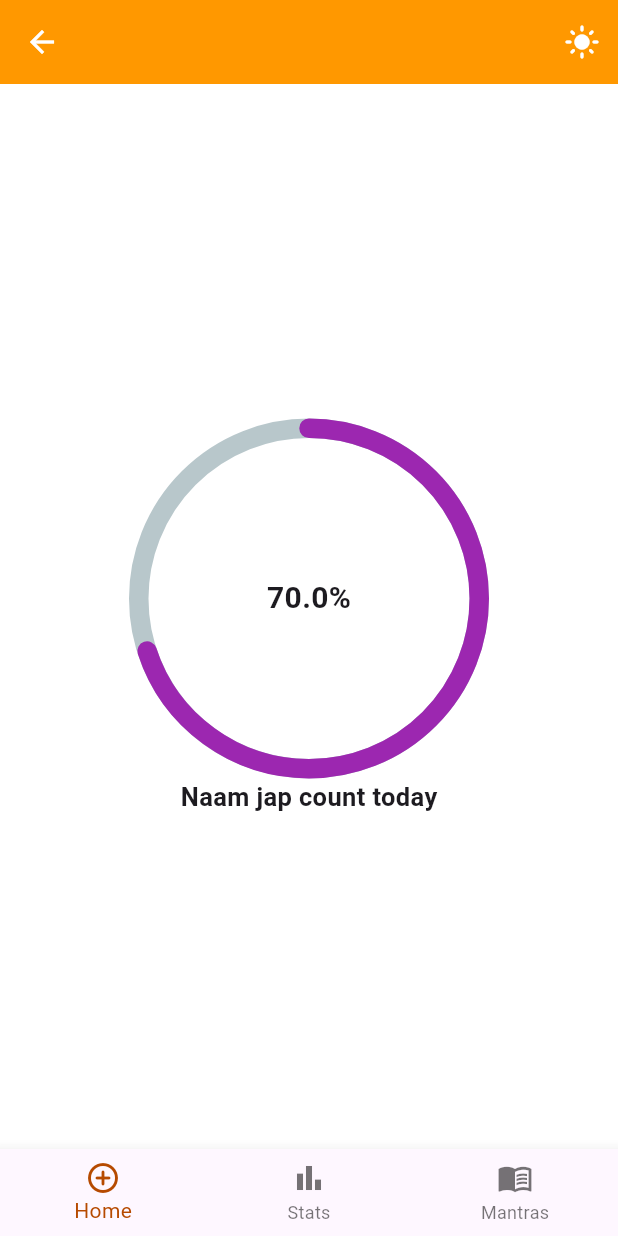
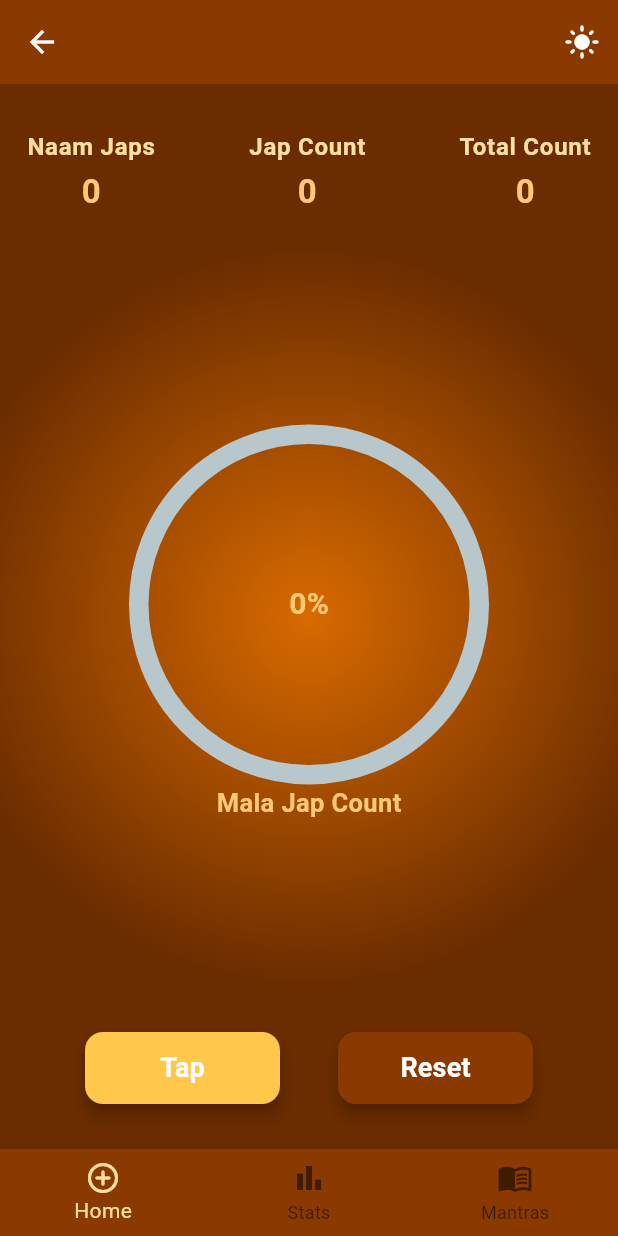
Before and after one commit to SubhajitRuiDas/Naam_Jap_Counter_App, a Flutter app: the RootScreen screen opened by its route, on a phone screen of 412 x 824 dp. Run offline on Flutter 3.47's test engine with Material 3 defaults, Android fonts, the phone set to English and light mode, and no system bars; drawn by our look-alikes of percent_indicator.

Commit message:
home screen complete totally

```diff
--- a/lib/utils/app_theme.dart
+++ b/lib/utils/app_theme.dart
@@ -1,4 +1,5 @@
 import 'package:flutter/material.dart';
+import 'package:naam_jap_counter_app/utils/constants.dart';
 
 class AppTheme {
   static ThemeData lightTheme = ThemeData(
@@ -6,9 +7,12 @@ class AppTheme {
     primaryColor: const Color(0xFFFF9800),
     scaffoldBackgroundColor: Colors.white,
     appBarTheme: const AppBarTheme(
-      backgroundColor: Color(0xFFFF9800),
+      backgroundColor: malaLightBrown,
       foregroundColor: Colors.white,
     ),
+    bottomNavigationBarTheme: const BottomNavigationBarThemeData(
+      backgroundColor: malaLightBrown,
+    )
   );
 
   static ThemeData darkTheme = ThemeData(
--- a/lib/utils/constants.dart
+++ b/lib/utils/constants.dart
@@ -23,3 +23,13 @@ const LinearGradient saffronGradient = LinearGradient(
     saffronMid,
   ],
 );
+
+const RadialGradient glowGradient = RadialGradient(
+  center: Alignment.center,
+  radius: 0.6,
+  colors: [
+    // divineGold,
+    saffronLight,
+    malaBrown,
+  ],
+);
--- a/lib/view/screens/home_screen.dart
+++ b/lib/view/screens/home_screen.dart
@@ -1,29 +1,121 @@
 import 'package:flutter/material.dart';
+import 'package:naam_jap_counter_app/utils/constants.dart';
+import 'package:naam_jap_counter_app/view/widgets/score_view_widget.dart';
+import 'package:naam_jap_counter_app/viewmodel/track_jap_count_provider.dart';
 import 'package:percent_indicator/circular_percent_indicator.dart';
+import 'package:provider/provider.dart';
 
 class HomeScreen extends StatelessWidget {
   const HomeScreen({super.key});
 
   @override
   Widget build(BuildContext context) {
-    return Center(
+    final japCounterProvider = context.watch<TrackJapCountProvider>();
+
+    return Container(
+      width: double.infinity,
+      height: double.infinity,
+      padding: EdgeInsets.symmetric(horizontal: 18, vertical: 30),
+      decoration: BoxDecoration(
+        gradient: glowGradient,
+      ),
+      child: Column(
+        children: [
+          Row(
+            mainAxisAlignment: MainAxisAlignment.spaceBetween,
+            children: [
+              ScoreViewWidget(
+                scoreTopic: "Naam Japs",
+                scoreTopicCount: japCounterProvider.dailyTotalCount,
+              ),
+              const SizedBox(width: 10,),
+              ScoreViewWidget(
+                scoreTopic: "Jap Count",
+                scoreTopicCount: japCounterProvider.malaJapCount,
+              ),
+              const SizedBox(width: 10,),
+              ScoreViewWidget(
+                scoreTopic: "Total Count",
+                scoreTopicCount: japCounterProvider.totalAllOverCount,
+              ),
+            ],
+          ),
+          Expanded(
+            child: Center(
               child: CircularPercentIndicator(
                       radius: 120.0,
                       lineWidth: 13.0,
                       animation: true,
-                percent: 0.7,
+                      percent: japCounterProvider.malaJapCountPercent,
                       center: Text(
-                  "70.0%",
+                        "${japCounterProvider.malaJapCountPercentage}%",
                         style:
-                      TextStyle(fontWeight: FontWeight.bold, fontSize: 20.0),
+                          TextStyle(
+                            fontWeight: FontWeight.bold, fontSize: 20.0, color: textSecondary
+                          ),
                       ),
                       footer: Text(
-                  "Naam jap count today",
+                        "Mala Jap Count",
                         style:
-                      TextStyle(fontWeight: FontWeight.bold, fontSize: 17.0),
+                            TextStyle(
+                              fontWeight: FontWeight.bold,
+                              fontSize: 17.0,
+                              color: textSecondary
+                            ),
                       ),
                       circularStrokeCap: CircularStrokeCap.round,
-                progressColor: Colors.purple,
+                      progressColor: textMuted,
+                    ),
+            ),
+          ),
+          Row(
+            mainAxisAlignment: MainAxisAlignment.spaceEvenly,
+            children: [
+              ElevatedButton(
+              onPressed: () {
+                context.read<TrackJapCountProvider>().increaseCount();
+              },
+              style: ElevatedButton.styleFrom(
+                backgroundColor: const Color(0xFFFFC84B),
+                foregroundColor: Colors.white,
+                elevation: 4,
+                minimumSize: const Size(130, 48),
+                shape: RoundedRectangleBorder(
+                  borderRadius: BorderRadius.circular(12),
+                ),
+              ),
+              child: Text(
+                "Tap",
+                style: TextStyle(
+                  fontWeight: FontWeight.bold,
+                  fontSize: 18,
+                ),
+              ),
+            ),
+            ElevatedButton(
+              onPressed: () {
+                context.read<TrackJapCountProvider>().resetDailyCount();
+              },
+              style: ElevatedButton.styleFrom(
+                backgroundColor: malaLightBrown,
+                foregroundColor: Colors.white,
+                elevation: 4,
+                minimumSize: const Size(130, 48),
+                shape: RoundedRectangleBorder(
+                  borderRadius: BorderRadius.circular(12),
+                ),
+              ),
+              child: Text(
+                "Reset",
+                style: TextStyle(
+                  fontWeight: FontWeight.bold,
+                  fontSize: 18,
+                ),
+              ),
+            ),
+            ],
+          ),
+        ],
       ),
     );
   }
--- a/lib/view/screens/root_screen.dart
+++ b/lib/view/screens/root_screen.dart
@@ -63,7 +63,7 @@ class _RootScreenState extends State<RootScreen> {
       onTap: (value) {
         togglePagesIndex(value);
       },
-      selectedItemColor: saffronMid,
+      selectedItemColor: textPrimary,
       ),
     );
   }
--- /dev/null
+++ b/lib/view/widgets/score_view_widget.dart
@@ -0,0 +1,39 @@
+import 'package:flutter/material.dart';
+import 'package:naam_jap_counter_app/utils/constants.dart';
+
+class ScoreViewWidget extends StatelessWidget{
+  final String scoreTopic;
+  final int scoreTopicCount;
+
+  const ScoreViewWidget({
+    super.key,
+    required this.scoreTopic,
+    required this.scoreTopicCount,
+  });
+
+  @override
+  Widget build(BuildContext context) {
+    final theme = Theme.of(context);
+
+    return Column(
+      mainAxisAlignment: MainAxisAlignment.center,
+      children: [
+        Text(
+          scoreTopic,
+          style: theme.textTheme.bodyLarge?.copyWith(
+            color: textPrimary,
+            fontWeight: FontWeight.bold,
+          ),
+        ),
+        const SizedBox(height: 4,),
+        Text(
+          scoreTopicCount.toString(),
+          style: theme.textTheme.titleLarge?.copyWith(
+            fontWeight: FontWeight.bold,
+            color: textSecondary,
+          ),
+        ),
+      ],
+    );
+  }
+}
--- a/lib/viewmodel/track_jap_count_provider.dart
+++ b/lib/viewmodel/track_jap_count_provider.dart
@@ -4,8 +4,15 @@ class TrackJapCountProvider extends ChangeNotifier{
   int _totalAllOverCount = 0;
   int _dailyTotalCount = 0;
 
+  static const int _malaLimit = 108;
   int get totalAllOverCount => _totalAllOverCount;
   int get  dailyTotalCount=> _dailyTotalCount;
+
+  int get malaJapCount => _dailyTotalCount ~/ _malaLimit;
+  int get currentMalaJap => _dailyTotalCount % _malaLimit;
+  int get malaJapCountPercentage => ((currentMalaJap/_malaLimit)*100).toInt();
+
+  double get malaJapCountPercent => currentMalaJap/_malaLimit;
 
   void increaseCount() {
     _totalAllOverCount = _totalAllOverCount+1;
```
Lines whose indentation alone changed are shown as unchanged.
